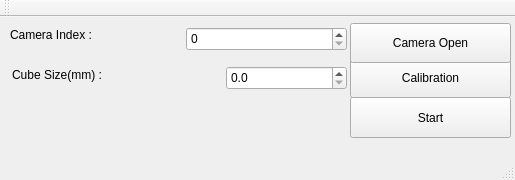
jaedong27/MovingTurtleOnCubes, file src/mainwindow.ui: the form before one commit.
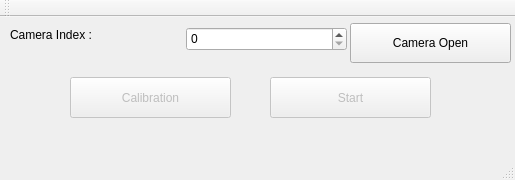
The form after the commit.

Diff of the .ui file:
```diff
--- a/src/mainwindow.ui
+++ b/src/mainwindow.ui
@@ -15,10 +15,13 @@
   </property>
   <widget class="QWidget" name="centralWidget">
    <widget class="QPushButton" name="butCalibration">
+    <property name="enabled">
+     <bool>false</bool>
+    </property>
     <property name="geometry">
      <rect>
-      <x>350</x>
-      <y>40</y>
+      <x>70</x>
+      <y>60</y>
       <width>161</width>
       <height>41</height>
      </rect>
@@ -63,43 +66,14 @@
      </rect>
     </property>
    </widget>
-   <widget class="QDoubleSpinBox" name="numCubeSize">
-    <property name="geometry">
-     <rect>
-      <x>226</x>
-      <y>49</y>
-      <width>121</width>
-      <height>24</height>
-     </rect>
-    </property>
-    <property name="decimals">
-     <number>1</number>
-    </property>
-    <property name="maximum">
-     <double>10000.000000000000000</double>
-    </property>
-    <property name="singleStep">
-     <double>0.100000000000000</double>
-    </property>
-   </widget>
-   <widget class="QLabel" name="label_6">
-    <property name="geometry">
-     <rect>
-      <x>12</x>
-      <y>50</y>
-      <width>101</width>
-      <height>16</height>
-     </rect>
-    </property>
-    <property name="text">
-     <string>Cube Size(mm) : </string>
-    </property>
-   </widget>
    <widget class="QPushButton" name="butStart">
+    <property name="enabled">
+     <bool>false</bool>
+    </property>
     <property name="geometry">
      <rect>
-      <x>350</x>
-      <y>80</y>
+      <x>270</x>
+      <y>60</y>
       <width>161</width>
       <height>41</height>
      </rect>
```
